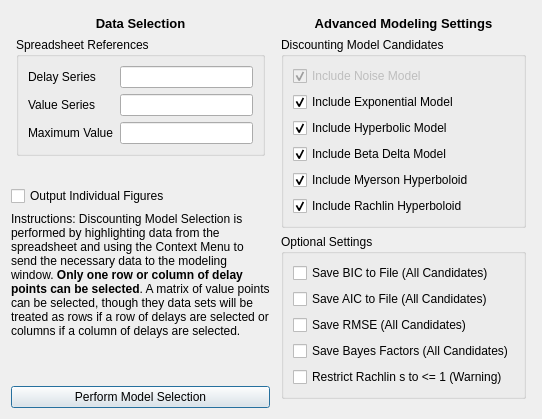
Old version of the form modelselectiondialog.ui in the repository miyamot0/ModelSelectorQt.
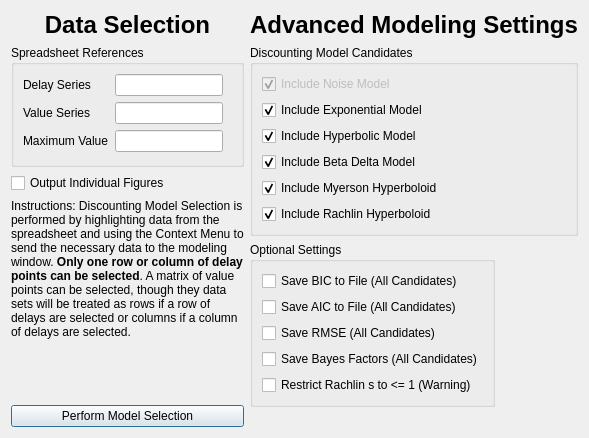
New version of the form.

Commit message: Amend UI to account for OSX spacing preferences

Diff of the .ui file:
```diff
--- a/modelselectiondialog.ui
+++ b/modelselectiondialog.ui
@@ -6,8 +6,8 @@
    <rect>
     <x>0</x>
     <y>0</y>
-    <width>542</width>
-    <height>419</height>
+    <width>622</width>
+    <height>432</height>
    </rect>
   </property>
   <property name="windowTitle">
@@ -15,39 +15,31 @@
   </property>
   <layout class="QHBoxLayout" name="horizontalLayout_2">
    <property name="sizeConstraint">
-    <enum>QLayout::SetDefaultConstraint</enum>
+    <enum>QLayout::SetFixedSize</enum>
    </property>
    <item>
     <layout class="QHBoxLayout" name="horizontalLayout">
      <item>
       <layout class="QVBoxLayout" name="verticalLayout_3">
-       <property name="leftMargin">
-        <number>0</number>
-       </property>
-       <property name="rightMargin">
-        <number>0</number>
-       </property>
-       <item>
-        <layout class="QFormLayout" name="formLayout">
          <property name="sizeConstraint">
           <enum>QLayout::SetDefaultConstraint</enum>
          </property>
          <property name="leftMargin">
-          <number>5</number>
-         </property>
-         <property name="topMargin">
-          <number>5</number>
+        <number>0</number>
          </property>
          <property name="rightMargin">
-          <number>5</number>
-         </property>
-         <property name="bottomMargin">
           <number>0</number>
          </property>
-         <item row="0" column="0" colspan="2">
+       <item alignment="Qt::AlignTop">
           <widget class="QLabel" name="TitleBasicSettings">
+         <property name="sizePolicy">
+          <sizepolicy hsizetype="Minimum" vsizetype="Fixed">
+           <horstretch>0</horstretch>
+           <verstretch>0</verstretch>
+          </sizepolicy>
+         </property>
            <property name="text">
-            <string>&lt;html&gt;&lt;head/&gt;&lt;body&gt;&lt;p&gt;&lt;span style=&quot; font-size:10pt; font-weight:600;&quot;&gt;Data Selection&lt;/span&gt;&lt;/p&gt;&lt;/body&gt;&lt;/html&gt;</string>
+          <string>&lt;html&gt;&lt;head/&gt;&lt;body&gt;&lt;p&gt;&lt;span style=&quot; font-size:18pt; font-weight:600;&quot;&gt;Data Selection&lt;/span&gt;&lt;/p&gt;&lt;/body&gt;&lt;/html&gt;</string>
            </property>
            <property name="alignment">
             <set>Qt::AlignCenter</set>
@@ -57,17 +49,29 @@
            </property>
           </widget>
          </item>
-         <item row="1" column="0" colspan="2">
+       <item>
           <widget class="QGroupBox" name="groupBox_2">
+         <property name="sizePolicy">
+          <sizepolicy hsizetype="Preferred" vsizetype="Fixed">
+           <horstretch>0</horstretch>
+           <verstretch>0</verstretch>
+          </sizepolicy>
+         </property>
            <property name="title">
             <string>Spreadsheet References</string>
            </property>
            <layout class="QFormLayout" name="formLayout_3">
+          <property name="sizeConstraint">
+           <enum>QLayout::SetMinAndMaxSize</enum>
+          </property>
+          <property name="fieldGrowthPolicy">
+           <enum>QFormLayout::FieldsStayAtSizeHint</enum>
+          </property>
             <property name="verticalSpacing">
-             <number>6</number>
+           <number>-1</number>
             </property>
             <property name="bottomMargin">
-             <number>9</number>
+           <number>12</number>
             </property>
             <item row="0" column="0">
              <widget class="QLabel" name="labelDelay">
@@ -122,13 +126,17 @@
            </layout>
           </widget>
          </item>
-        </layout>
-       </item>
        <item>
         <widget class="QCheckBox" name="displayPlotFigures">
          <property name="enabled">
           <bool>true</bool>
          </property>
+         <property name="sizePolicy">
+          <sizepolicy hsizetype="Minimum" vsizetype="Preferred">
+           <horstretch>0</horstretch>
+           <verstretch>0</verstretch>
+          </sizepolicy>
+         </property>
          <property name="text">
           <string>Output Individual Figures</string>
          </property>
@@ -136,6 +144,12 @@
        </item>
        <item>
         <widget class="QLabel" name="label_6">
+         <property name="sizePolicy">
+          <sizepolicy hsizetype="Preferred" vsizetype="MinimumExpanding">
+           <horstretch>0</horstretch>
+           <verstretch>0</verstretch>
+          </sizepolicy>
+         </property>
          <property name="text">
           <string>&lt;html&gt;&lt;head/&gt;&lt;body&gt;&lt;p&gt;Instructions: Discounting Model Selection is performed by highlighting data from the spreadsheet and using the Context Menu to send the necessary data to the modeling window. &lt;span style=&quot; font-weight:600;&quot;&gt;Only one row or column of delay points can be selected&lt;/span&gt;. A matrix of value points can be selected, though they data sets will be treated as rows if a row of delays are selected or columns if a column of delays are selected. &lt;/p&gt;&lt;/body&gt;&lt;/html&gt;</string>
          </property>
@@ -149,7 +163,7 @@
           <bool>true</bool>
          </property>
          <property name="margin">
-          <number>5</number>
+          <number>0</number>
          </property>
         </widget>
        </item>
@@ -165,29 +179,18 @@
      <item>
       <layout class="QVBoxLayout" name="verticalLayout_6">
        <item>
-        <layout class="QFormLayout" name="formLayout_2">
-         <property name="sizeConstraint">
-          <enum>QLayout::SetDefaultConstraint</enum>
-         </property>
-         <property name="leftMargin">
-          <number>5</number>
-         </property>
-         <property name="topMargin">
-          <number>5</number>
-         </property>
-         <property name="rightMargin">
-          <number>5</number>
-         </property>
-         <property name="bottomMargin">
-          <number>5</number>
-         </property>
-         <item row="0" column="0" colspan="2">
           <widget class="QLabel" name="TitleAdvancedSettings">
+         <property name="sizePolicy">
+          <sizepolicy hsizetype="Preferred" vsizetype="Maximum">
+           <horstretch>0</horstretch>
+           <verstretch>0</verstretch>
+          </sizepolicy>
+         </property>
            <property name="lineWidth">
             <number>1</number>
            </property>
            <property name="text">
-            <string>&lt;html&gt;&lt;head/&gt;&lt;body&gt;&lt;p&gt;&lt;span style=&quot; font-size:10pt; font-weight:600;&quot;&gt;Advanced Modeling Settings&lt;/span&gt;&lt;/p&gt;&lt;/body&gt;&lt;/html&gt;</string>
+          <string>&lt;html&gt;&lt;head/&gt;&lt;body&gt;&lt;p&gt;&lt;span style=&quot; font-size:18pt; font-weight:600;&quot;&gt;Advanced Modeling Settings&lt;/span&gt;&lt;/p&gt;&lt;/body&gt;&lt;/html&gt;</string>
            </property>
            <property name="alignment">
             <set>Qt::AlignCenter</set>
@@ -197,8 +200,14 @@
            </property>
           </widget>
          </item>
-         <item row="1" column="0" colspan="2">
+       <item>
           <widget class="QGroupBox" name="groupBox">
+         <property name="sizePolicy">
+          <sizepolicy hsizetype="Preferred" vsizetype="Fixed">
+           <horstretch>0</horstretch>
+           <verstretch>0</verstretch>
+          </sizepolicy>
+         </property>
            <property name="title">
             <string>Discounting Model Candidates</string>
            </property>
@@ -269,12 +278,21 @@
            </layout>
           </widget>
          </item>
-         <item row="2" column="0" colspan="2">
+       <item>
           <widget class="QGroupBox" name="groupBox_3">
+         <property name="sizePolicy">
+          <sizepolicy hsizetype="Preferred" vsizetype="Fixed">
+           <horstretch>0</horstretch>
+           <verstretch>0</verstretch>
+          </sizepolicy>
+         </property>
            <property name="title">
             <string>Optional Settings</string>
            </property>
            <layout class="QVBoxLayout" name="verticalLayout_2">
+          <property name="sizeConstraint">
+           <enum>QLayout::SetFixedSize</enum>
+          </property>
             <item>
              <widget class="QCheckBox" name="checkBoxBIC">
               <property name="text">
@@ -313,7 +331,12 @@
            </layout>
           </widget>
          </item>
-        </layout>
+       <item>
+        <widget class="QLabel" name="label">
+         <property name="text">
+          <string/>
+         </property>
+        </widget>
        </item>
       </layout>
      </item>
```
Lines whose indentation alone changed are shown as unchanged. The commit also changes 2 other files.
